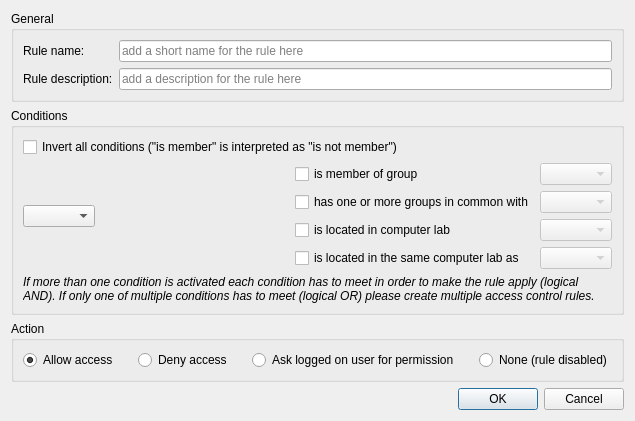
First picture: the form in configurator/forms/AccessControlRuleEditDialog.ui, repository veyon/veyon, before the edit.
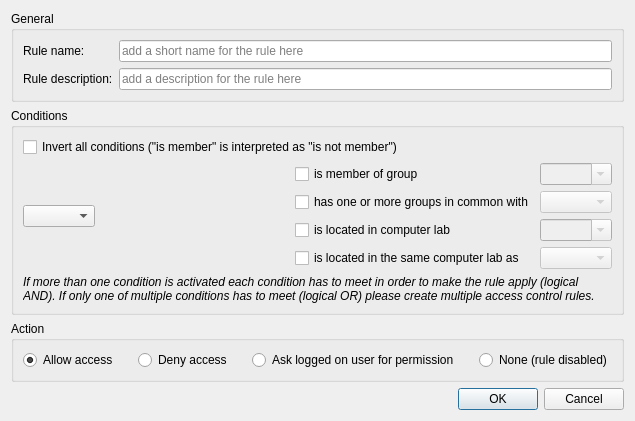
Second picture: the form after the edit.

Commit message:
Configurator: AccessControlRuleEditDialog: make group/lab comboboxes editable
When editable the real configured value is shown in the combo boxes
instead of the first item if none of the items match.

What changed in the file:
```diff
--- a/configurator/forms/AccessControlRuleEditDialog.ui
+++ b/configurator/forms/AccessControlRuleEditDialog.ui
@@ -98,6 +98,9 @@
           <property name="enabled">
            <bool>false</bool>
           </property>
+          <property name="editable">
+           <bool>true</bool>
+          </property>
           <property name="sizeAdjustPolicy">
            <enum>QComboBox::AdjustToContents</enum>
           </property>
@@ -122,6 +125,9 @@
           <property name="enabled">
            <bool>false</bool>
           </property>
+          <property name="editable">
+           <bool>true</bool>
+          </property>
           <property name="sizeAdjustPolicy">
            <enum>QComboBox::AdjustToContents</enum>
           </property>
```
